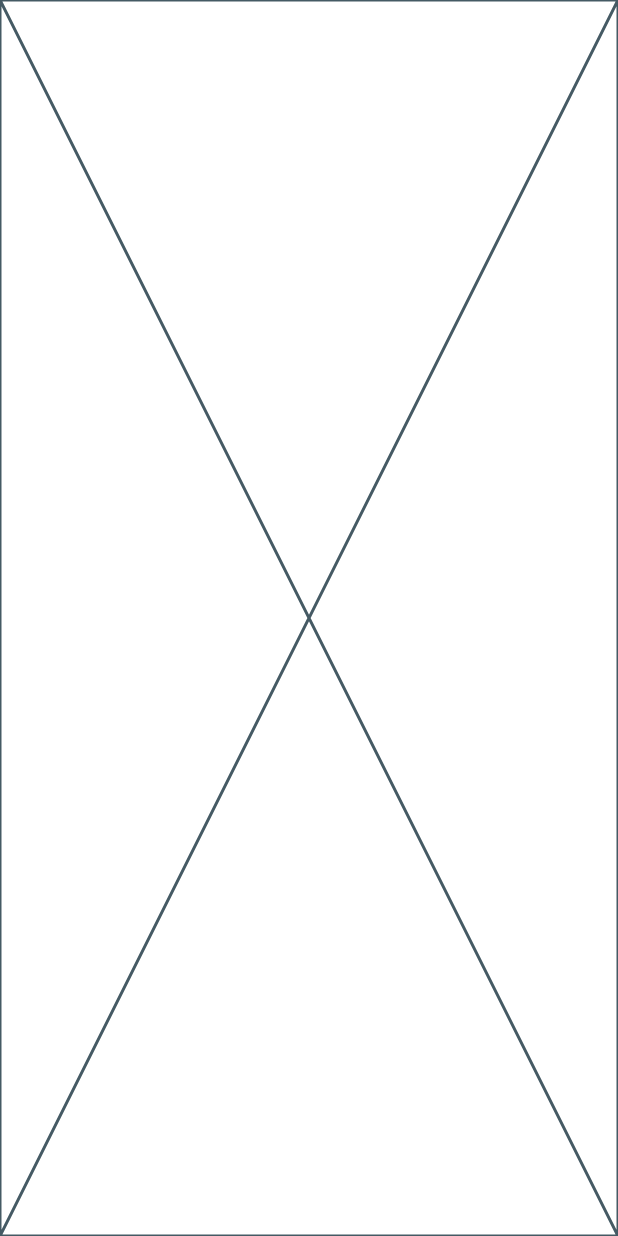
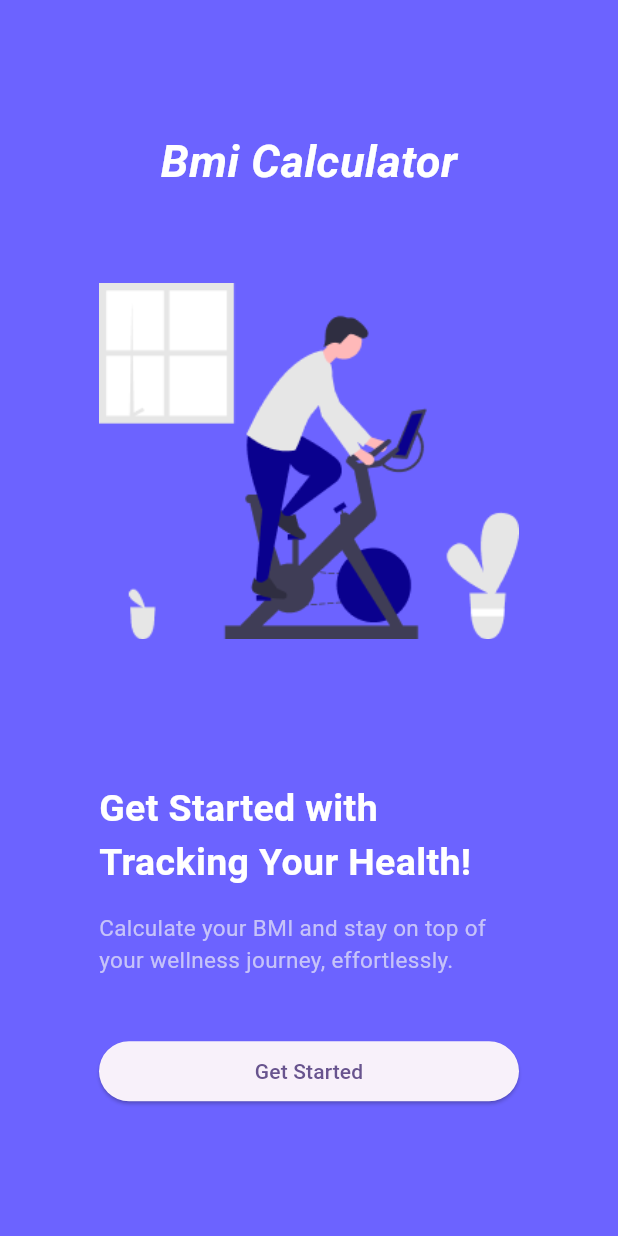
Before and after one commit to ILLUMIN4TION/git-example, a Flutter app: the screen it shows after launch, on a phone screen of 412 x 824 dp. Run offline on Flutter 3.47's test engine with Material 3 defaults, Android fonts, the phone set to English and light mode, and no system bars.

Commit message:
모바일앱프로그래밍언어어 5주차 과제입니다.

```diff
--- /dev/null
+++ b/lib/presentation/example/example_screen.dart
@@ -0,0 +1,44 @@
+import 'package:flutter/material.dart';
+
+class ExampleScreen extends StatefulWidget {
+  const ExampleScreen({super.key});
+
+  @override
+  State<ExampleScreen> createState() => _ExampleScreenState();
+}
+
+class _ExampleScreenState extends State<ExampleScreen> {
+  int _count = 0;
+
+  void _handleIncreaseCount() {
+    setState(() {
+      //setState를 사용 UI변화, Stateful 사용
+      _count++;
+    });
+  }
+
+  @override
+  Widget build(BuildContext context) {
+    return Scaffold(
+      floatingActionButton: FloatingActionButton(
+        onPressed: _handleIncreaseCount,
+        child: Icon(Icons.add),
+      ),
+      appBar: AppBar(backgroundColor: Colors.blue, title: Text('flutter demo')),
+      body: SafeArea(
+        // 앱바, 네비게이션 바를 제외한 나머지 공간
+        child: SizedBox(
+          //사이즈만 사용시 사이즈드 박스, 데코레이션이 필요하면 컨테이너 사용하면됨
+          width: double.infinity, //잘사용해야함 row에서는 사용하면 에러
+          child: Column(
+            mainAxisAlignment: MainAxisAlignment.center,
+            children: [
+              Text('버튼 클릭 시 횟수 증가', style: TextStyle(fontSize: 20)),
+              Text('$_count', style: TextStyle(fontSize: 20)),
+            ],
+          ),
+        ),
+      ),
+    ); //안드로이드의 레이아웃 기능
+  }
+}
--- a/lib/presentation/home/home_screen.dart
+++ /dev/null
@@ -1,10 +0,0 @@
-import 'package:flutter/material.dart';
-
-class HomeScreen extends StatelessWidget {
-  const HomeScreen ({super.key});
-
-  @override
-  Widget build(BuildContext context) {
-    return const Placeholder();
-  }
-}
--- a/lib/presentation/my_app.dart
+++ b/lib/presentation/my_app.dart
@@ -1,4 +1,5 @@
-import 'package:daelim_2025/presentation/home/home_screen.dart';
+import 'package:daelim_2025/presentation/example/example_screen.dart';
+import 'package:daelim_2025/presentation/start/start_screen.dart';
 import 'package:flutter/material.dart';
 
 class MyApp extends StatelessWidget {
@@ -8,12 +9,11 @@
   @override
   Widget build(BuildContext context) {
     return MaterialApp(
-
+      debugShowCheckedModeBanner: false,
       theme: ThemeData(
-
         colorScheme: ColorScheme.fromSeed(seedColor: Colors.deepPurple),
       ),
-      home: const HomeScreen()
+      home: const StartScreen(),
     );
   }
 }
--- /dev/null
+++ b/lib/presentation/start/start_screen.dart
@@ -0,0 +1,79 @@
+import 'package:flutter/material.dart';
+
+class StartScreen extends StatelessWidget {
+  const StartScreen({super.key});
+
+  //앱 이름름
+  Widget _buildAppName() {
+    return Text(
+      'Bmi Calculator',
+      style: TextStyle(
+        fontWeight: FontWeight.bold,
+        color: Colors.white,
+        fontSize: 30,
+        fontStyle: FontStyle.italic,
+      ),
+    );
+  }
+
+  //타이틀
+  Widget _buildTitle() => Text(
+    'Get Started with \nTracking Your Health!',
+    style: TextStyle(
+      color: Colors.white,
+      fontSize: 25,
+      fontWeight: FontWeight.bold,
+    ),
+  );
+  //설명
+  Widget _buildDescription() {
+    return Text(
+      'Calculate your BMI and stay on top of your wellness journey, effortlessly.',
+      style: TextStyle(fontSize: 15, color: Color(0xFFC6C3F9)),
+    );
+  }
+
+  //시작 버튼
+  Widget _buildStartButton() {
+    return SizedBox(
+      width: double.infinity,
+      child: ElevatedButton(onPressed: () {}, child: Text('Get Started')),
+    );
+  }
+
+  @override
+  Widget build(BuildContext context) {
+    return Scaffold(
+      backgroundColor: const Color(0xFF6C63FF),
+      body: SafeArea(
+        child: Center(
+          child: Container(
+            width: 280, //width infinity를 사용하기위해 데코레이션용 Container안에 집어 넣기
+            margin: const EdgeInsets.symmetric(horizontal: 30), //
+            child: Column(
+              mainAxisAlignment: MainAxisAlignment.center,
+              children: [
+                _buildAppName(),
+                SizedBox(
+                  height: 60,
+                ), //편하게 여백주는 방법, sizedbox에 height값을 통하여 빈공간을 생설할 수 있음
+                Image.asset('assets/images/bike.png'),
+
+                SizedBox(height: 95),
+                Row(
+                  mainAxisAlignment: MainAxisAlignment.start,
+                  children: [_buildTitle()],
+                ),
+
+                SizedBox(height: 15),
+                _buildDescription(),
+                SizedBox(height: 40),
+                _buildStartButton(),
+              ],
+            ),
+          ),
+        ),
+      ),
+    );
+  }
+}
```
Also changed, not shown: pubspec.yaml (+3 -6 lines), assets/images/bike.png (added), flutter_01.png (added), lib/presentation/example/my_test_screeen.dart (added).
